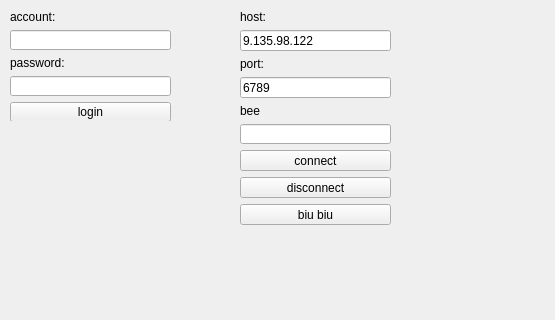
This is qtclient/mainwindow.ui in KanKanTAD/im_client as Qt 5 draws it before an edit; both pictures show x 0 to 555 and y 0 to 320 of the 800 by 600 pixel window. The edited form follows.
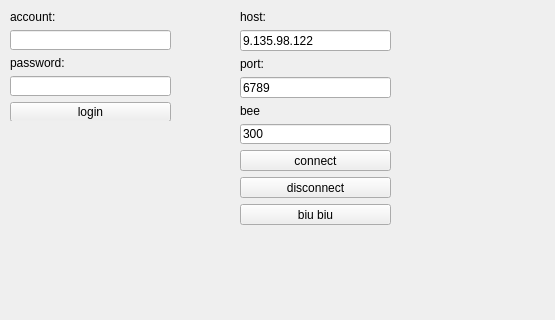
This is the edited form.

The edit to the form file:
```diff
--- a/qtclient/mainwindow.ui
+++ b/qtclient/mainwindow.ui
@@ -99,7 +99,11 @@
       </widget>
      </item>
      <item>
-      <widget class="QLineEdit" name="bee_edit"/>
+      <widget class="QLineEdit" name="bee_edit">
+       <property name="text">
+        <string>300</string>
+       </property>
+      </widget>
      </item>
      <item>
       <widget class="QPushButton" name="conn_btn">
```
